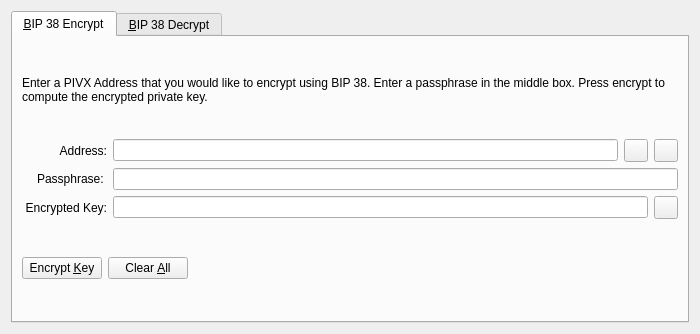
First picture: the form in src/qt/forms/bip38tooldialog.ui, repository jonspock/tessa, before the edit.
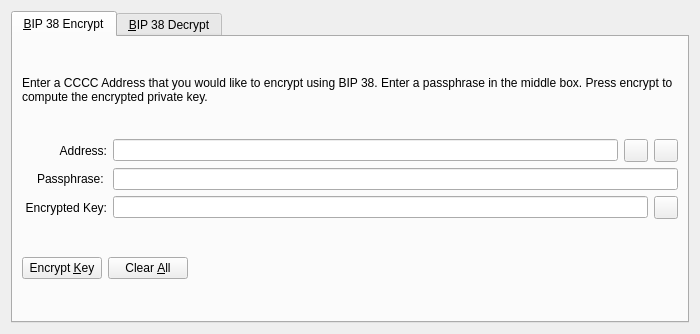
Second picture: the form after the edit. The open tabs and pages were chosen to show the change. Icons and pictures are not drawn. Custom widgets are drawn as their Qt base class.

What changed in the file:
```diff
--- a/src/qt/forms/bip38tooldialog.ui
+++ b/src/qt/forms/bip38tooldialog.ui
@@ -30,7 +30,7 @@
        <item>
         <widget class="QLabel" name="infoLabel_ENC">
          <property name="text">
-          <string>Enter a PIVX Address that you would like to encrypt using BIP 38. Enter a passphrase in the middle box. Press encrypt to compute the encrypted private key.</string>
+          <string>Enter a CCCC Address that you would like to encrypt using BIP 38. Enter a passphrase in the middle box. Press encrypt to compute the encrypted private key.</string>
          </property>
          <property name="textFormat">
           <enum>Qt::PlainText</enum>
```
Left out of the diff: 4 changed lines with no effect on the pictures.
